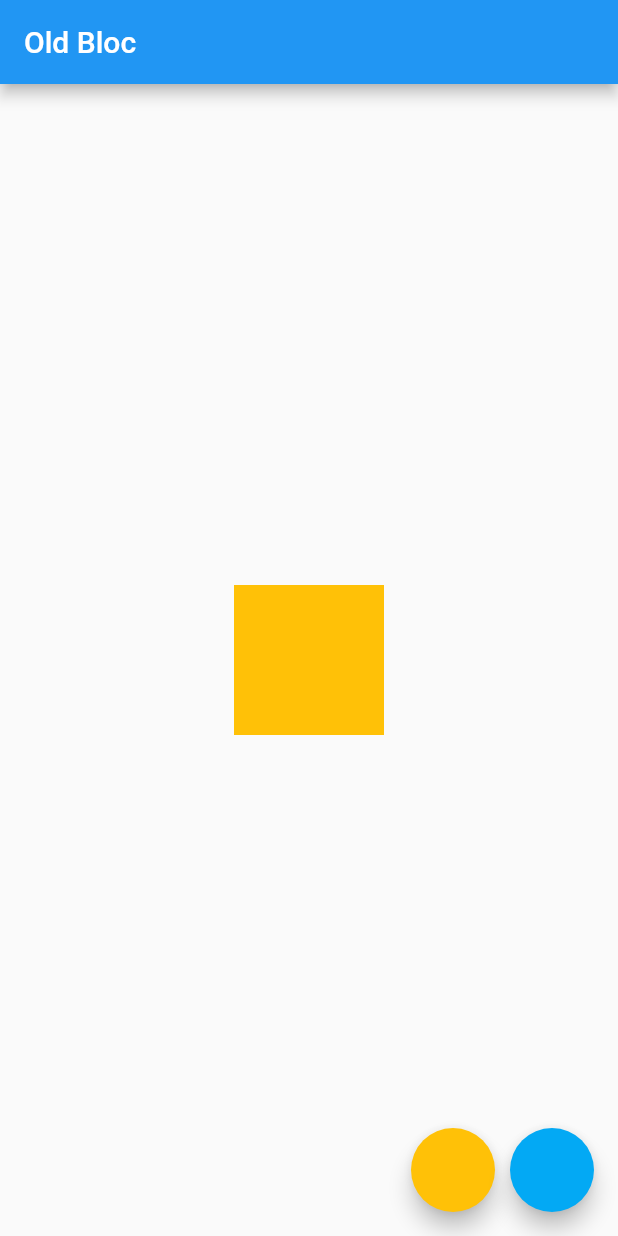
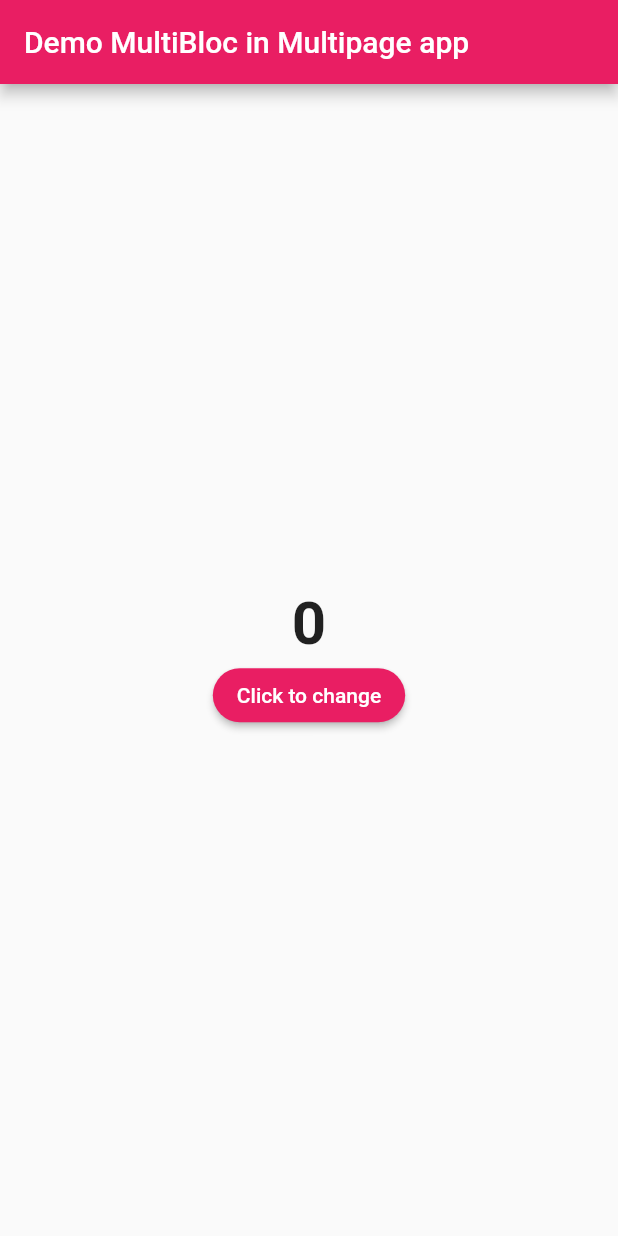
Before and after one commit to mamaM4U/flutter_bloc, a Flutter app: the screen it shows after launch, on a phone screen of 412 x 824 dp. Run offline on Flutter 3.47's test engine with Material 2 defaults, Android fonts, the phone set to English and light mode, and no system bars; our stand-ins replace bloc, flutter_bloc.

Commit message:
multibloc aman

```diff
--- a/lib/color_bloc.dart
+++ b/lib/color_bloc.dart
@@ -2,18 +2,16 @@
 import 'package:flutter/material.dart';
 
 
-enum ColorEvent {to_amber, to_light_blue}
+enum ColorEvent {to_pink,to_amber, to_purple}
 
   class ColorBloc extends Bloc<ColorEvent,Color>{
-  Color _color = Colors.amber;
 
   @override
-  Color get initialState => Colors.amber;
+  Color get initialState => Colors.pink;
 
   @override
   Stream<Color> mapEventToState(ColorEvent event) async* {
-    _color = (event == ColorEvent.to_amber)? Colors.amber : Colors.lightBlue;
-    yield _color;
+    yield (event == ColorEvent.to_pink  )? Colors.pink : (event == ColorEvent.to_amber  )? Colors.amber : Colors.purple;
   }
 
   }
--- /dev/null
+++ b/lib/counter_bloc.dart
@@ -0,0 +1,14 @@
+
+import 'package:bloc/bloc.dart';
+
+class CounterBloc extends Bloc<int,int>{
+  @override
+  // TODO: implement initialState
+  int get initialState => 0;
+
+  @override
+  Stream<int> mapEventToState(int event) async*{
+    yield event;
+  }
+
+}
--- /dev/null
+++ b/lib/draft_page.dart
@@ -0,0 +1,19 @@
+import 'package:flutter/material.dart';
+class DraftPage extends StatelessWidget {
+  final Color backgroundColor;
+  final Widget body;
+
+  const DraftPage({Key key, this.backgroundColor, this.body}) : super(key: key);
+
+
+  @override
+  Widget build(BuildContext context) {
+    return Scaffold(
+body: body,
+      appBar: AppBar(
+        backgroundColor: backgroundColor,
+        title: Text('Demo MultiBloc in Multipage app'),
+      ),
+    );
+  }
+}
--- a/lib/main.dart
+++ b/lib/main.dart
@@ -1,6 +1,8 @@
 import 'package:flutter/material.dart';
 import 'package:flutter_bloc/flutter_bloc.dart';
 import 'package:flutter_erico_bloc_vb6/color_bloc.dart';
+import 'package:flutter_erico_bloc_vb6/counter_bloc.dart';
+import 'package:flutter_erico_bloc_vb6/main_page.dart';
 
 void main() {
   runApp(MyApp());
@@ -9,49 +11,14 @@ void main() {
 class MyApp extends StatelessWidget {
   @override
   Widget build(BuildContext context) {
-    return MaterialApp(
-      home: BlocProvider<ColorBloc>(
-        builder: (context) => ColorBloc(),
-        child: MainPage(),
-      ),
-    );
+    return MultiBlocProvider(
+        providers: [
+          BlocProvider<ColorBloc>(builder: (context)=>ColorBloc()),
+          BlocProvider<CounterBloc>(builder: (context)=>CounterBloc())
+        ],
+        child: MaterialApp(
+            debugShowCheckedModeBanner: false,
+            home: MainPage()
+        ));
   }
 }
-
-class MainPage extends StatelessWidget {
-  @override
-  Widget build(BuildContext context) {
-    ColorBloc colorBloc = BlocProvider.of<ColorBloc>(context);
-    return Scaffold(
-      floatingActionButton: Row(
-        mainAxisAlignment: MainAxisAlignment.end,
-        children: [
-          FloatingActionButton(
-              onPressed: (){
-                colorBloc.dispatch(ColorEvent.to_amber);
-              },
-            backgroundColor: Colors.amber,
-          ),
-          SizedBox(width: 10,),
-          FloatingActionButton(
-            onPressed: (){
-              colorBloc.dispatch(ColorEvent.to_light_blue);
-            },
-            backgroundColor: Colors.lightBlue,
-          ),
-        ],
-      ),
-      appBar: AppBar(title: Text('Old Bloc'),),
-      body: Center(
-        child: BlocBuilder<ColorBloc,Color>(
-          builder: (context, currentColor)=> AnimatedContainer(
-            width: 100,
-            height: 100,
-            color: currentColor,
-            duration: Duration(milliseconds: 500),
-          ),
-        )
-      ),
-    );
-  }
-}
--- /dev/null
+++ b/lib/main_page.dart
@@ -0,0 +1,42 @@
+import 'package:flutter/material.dart';
+import 'package:flutter_bloc/flutter_bloc.dart';
+import 'package:flutter_erico_bloc_vb6/color_bloc.dart';
+import 'package:flutter_erico_bloc_vb6/counter_bloc.dart';
+import 'package:flutter_erico_bloc_vb6/draft_page.dart';
+import 'package:flutter_erico_bloc_vb6/second_page.dart';
+
+class MainPage extends StatelessWidget {
+  @override
+  Widget build(BuildContext context) {
+    return BlocBuilder<ColorBloc,Color>(builder: (context, currentColor)=> DraftPage(
+      backgroundColor: currentColor,
+      body: Center(
+        child: Column(
+          mainAxisSize: MainAxisSize.min,
+          children: [
+            BlocBuilder<CounterBloc,int>(builder: (context,currentNumber)=>Text(
+              currentNumber.toString(),
+              style: TextStyle(
+                  fontSize: 40,
+                  fontWeight: FontWeight.bold
+              ),
+            ),),
+            RaisedButton(
+              onPressed: () {
+                Navigator.push(context, MaterialPageRoute(builder: (context)=>SecondPage()));
+              },
+              child: Text(
+                'Click to change',
+                style: TextStyle(color: Colors.white),
+              ),
+              color: currentColor,
+              shape: StadiumBorder(),
+            )
+          ],
+        ),
+      ),
+    ),
+
+    );
+  }
+}
--- a/pubspec.yaml
+++ b/pubspec.yaml
@@ -23,7 +23,7 @@ environment:
 dependencies:
   flutter:
     sdk: flutter
-  flutter_bloc : ^0.20.1
+  flutter_bloc : ^0.21.0
 
   # The following adds the Cupertino Icons font to your application.
   # Use with the CupertinoIcons class for iOS style icons.
```
Also changed, not shown: lib/second_page.dart (added, +74 -0 lines), pubspec.lock.
